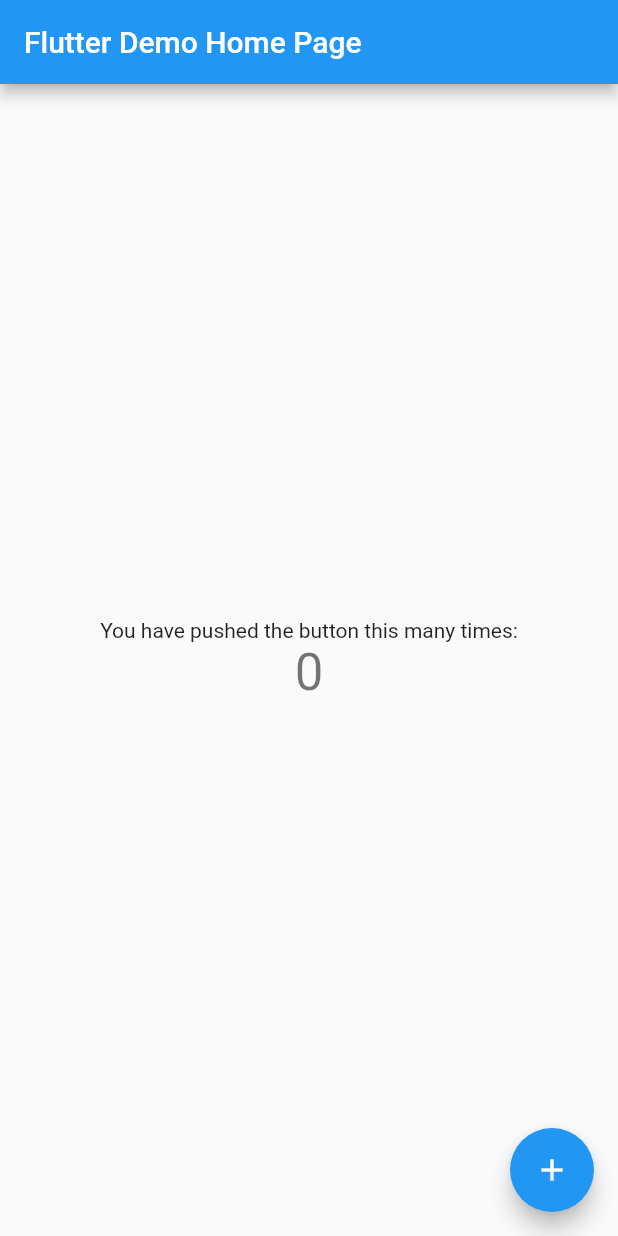
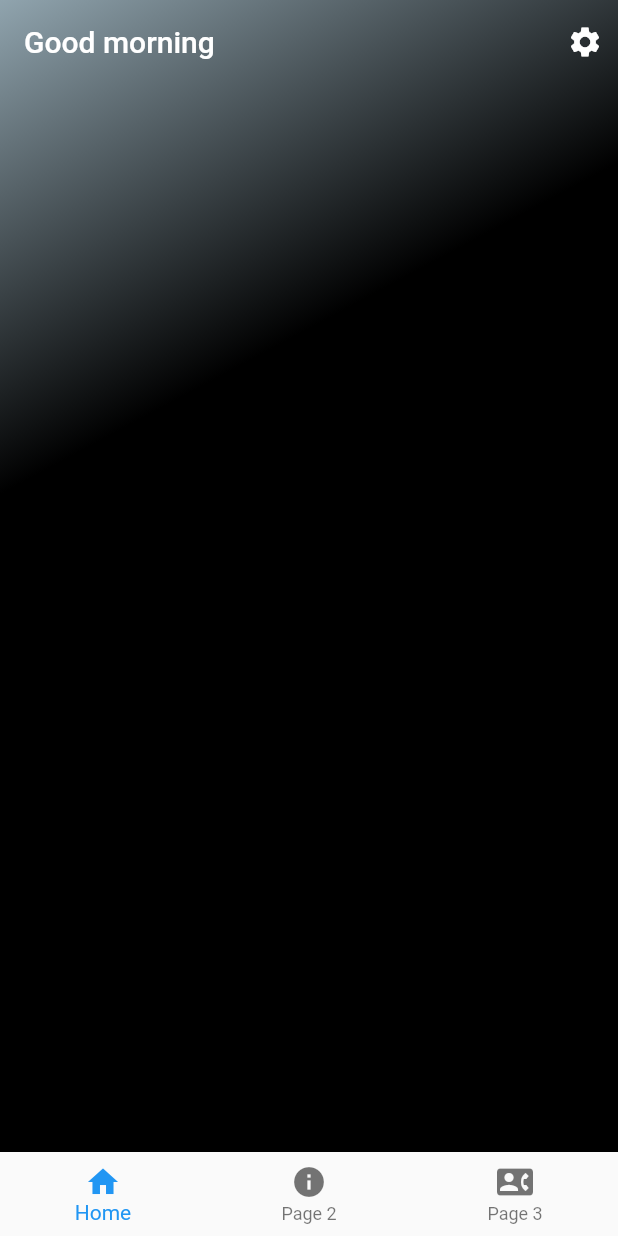
Before and after one commit to SpotifyClonePF/Flutter_app, a Flutter app: the screen it shows after launch, on a phone screen of 412 x 824 dp. Run offline on Flutter 3.47's test engine with Material 2 defaults, Android fonts, the phone set to English and light mode, and no system bars.

Commit message:
Añadido main y home

```diff
--- a/lib/main.dart
+++ b/lib/main.dart
@@ -1,4 +1,5 @@
 import 'package:flutter/material.dart';
+import 'screens/main_app.dart';
 
 void main() {
   runApp(const MyApp());
@@ -10,106 +11,9 @@
   // This widget is the root of your application.
   @override
   Widget build(BuildContext context) {
-    return MaterialApp(
-      title: 'Flutter Ruben',
-      theme: ThemeData(
-        // This is the theme of your application.
-        //
-        // Try running your application with "flutter run". You'll see the
-        // application has a blue toolbar. Then, without quitting the app, try
-        // changing the primarySwatch below to Colors.green and then invoke
-        // "hot reload" (press "r" in the console where you ran "flutter run",
-        // or simply save your changes to "hot reload" in a Flutter IDE).
-        // Notice that the counter didn't reset back to zero; the application
-        // is not restarted.
-        primarySwatch: Colors.blue,
-      ),
-      home: const MyHomePage(title: 'Flutter Demo Home Page'),
+    return const MaterialApp(
+      debugShowCheckedModeBanner: false,
+      home: MainApp(),
     );
   }
 }
-
-class MyHomePage extends StatefulWidget {
-  const MyHomePage({super.key, required this.title});
-
-  // This widget is the home page of your application. It is stateful, meaning
-  // that it has a State object (defined below) that contains fields that affect
-  // how it looks.
-
-  // This class is the configuration for the state. It holds the values (in this
-  // case the title) provided by the parent (in this case the App widget) and
-  // used by the build method of the State. Fields in a Widget subclass are
-  // always marked "final".
-
-  final String title;
-
-  @override
-  State<MyHomePage> createState() => _MyHomePageState();
-}
-
-class _MyHomePageState extends State<MyHomePage> {
-  int _counter = 0;
-
-  void _incrementCounter() {
-    setState(() {
-      // This call to setState tells the Flutter framework that something has
-      // changed in this State, which causes it to rerun the build method below
-      // so that the display can reflect the updated values. If we changed
-      // _counter without calling setState(), then the build method would not be
-      // called again, and so nothing would appear to happen.
-      _counter++;
-    });
-  }
-
-  @override
-  Widget build(BuildContext context) {
-    // This method is rerun every time setState is called, for instance as done
-    // by the _incrementCounter method above.
-    //
-    // The Flutter framework has been optimized to make rerunning build methods
-    // fast, so that you can just rebuild anything that needs updating rather
-    // than having to individually change instances of widgets.
-    return Scaffold(
-      appBar: AppBar(
-        // Here we take the value from the MyHomePage object that was created by
-        // the App.build method, and use it to set our appbar title.
-        title: Text(widget.title),
-      ),
-      body: Center(
-        // Center is a layout widget. It takes a single child and positions it
-        // in the middle of the parent.
-        child: Column(
-          // Column is also a layout widget. It takes a list of children and
-          // arranges them vertically. By default, it sizes itself to fit its
-          // children horizontally, and tries to be as tall as its parent.
-          //
-          // Invoke "debug painting" (press "p" in the console, choose the
-          // "Toggle Debug Paint" action from the Flutter Inspector in Android
-          // Studio, or the "Toggle Debug Paint" command in Visual Studio Code)
-          // to see the wireframe for each widget.
-          //
-          // Column has various properties to control how it sizes itself and
-          // how it positions its children. Here we use mainAxisAlignment to
-          // center the children vertically; the main axis here is the vertical
-          // axis because Columns are vertical (the cross axis would be
-          // horizontal).
-          mainAxisAlignment: MainAxisAlignment.center,
-          children: <Widget>[
-            const Text(
-              'You have pushed the button this many times:',
-            ),
-            Text(
-              '$_counter',
-              style: Theme.of(context).textTheme.headlineMedium,
-            ),
-          ],
-        ),
-      ),
-      floatingActionButton: FloatingActionButton(
-        onPressed: _incrementCounter,
-        tooltip: 'Increment',
-        child: const Icon(Icons.add),
-      ), // This trailing comma makes auto-formatting nicer for build methods.
-    );
-  }
-}
--- /dev/null
+++ b/lib/screens/home.dart
@@ -0,0 +1,43 @@
+import 'package:flutter/material.dart';
+
+class Home extends StatelessWidget {
+  const Home({Key? key}) : super(key: key);
+
+  Widget createAppBar(String message){
+    return AppBar(
+      backgroundColor: Colors.transparent,
+      elevation: 0.0,
+      title: Text(message),
+      actions: const [
+        Padding(
+          padding: EdgeInsets.only(right: 10),
+          child: Icon(Icons.settings),
+        )],
+    );
+  }
+
+  @override
+  Widget build(BuildContext context) {
+    return SafeArea(
+        child: Container(
+          decoration: BoxDecoration(
+            gradient: LinearGradient(
+              colors: [
+                Colors.blueGrey.shade300,
+                Colors.black,
+                Colors.black,
+                Colors.black,
+              ],
+              begin: Alignment.topLeft,
+              end: Alignment.bottomRight,
+            ),
+          ),
+          child: Column(
+            children: [
+              createAppBar('Good morning')
+            ],
+          ),
+        )
+    );
+  }
+}
--- /dev/null
+++ b/lib/screens/main_app.dart
@@ -0,0 +1,63 @@
+import 'package:flutter/material.dart';
+import 'home.dart';
+import 'page2.dart';
+import 'page3.dart';
+
+void main() {
+  runApp(const MainApp());
+}
+
+class MainApp extends StatefulWidget {
+  const MainApp({super.key});
+
+  @override
+  _MyAppState createState() => _MyAppState();
+}
+
+class _MyAppState extends State<MainApp> {
+
+  int _currentIndex = 0;
+
+  // List of pages to be displayed
+  final List<Widget> _screens = [
+    const Home(),
+    const Page2(),
+    const Page3(),
+  ];
+
+  @override
+  Widget build(BuildContext context) {
+    return MaterialApp(
+      title: 'Bottom Navigation Bar Demo',
+      theme: ThemeData(
+        primarySwatch: Colors.blue,
+        visualDensity: VisualDensity.adaptivePlatformDensity,
+      ),
+      home: Scaffold(
+        body: _screens[_currentIndex],
+        bottomNavigationBar: BottomNavigationBar(
+          currentIndex: _currentIndex,
+          onTap: (int index) {
+            setState(() {
+              _currentIndex = index;
+            });
+          },
+          items: const [
+            BottomNavigationBarItem(
+              icon: Icon(Icons.home),
+              label: 'Home',
+            ),
+            BottomNavigationBarItem(
+              icon: Icon(Icons.info),
+              label: 'Page 2',
+            ),
+            BottomNavigationBarItem(
+              icon: Icon(Icons.contact_phone),
+              label: 'Page 3',
+            ),
+          ],
+        ),
+      ),
+    );
+  }
+}
--- /dev/null
+++ b/lib/screens/page2.dart
@@ -0,0 +1,14 @@
+import 'package:flutter/material.dart';
+
+class Page2 extends StatelessWidget {
+  const Page2({Key? key}) : super(key: key);
+
+  @override
+  Widget build(BuildContext context) {
+    return const Scaffold(
+      body: Center(
+        child: Text('Page 2', style: TextStyle(fontSize: 50)),
+      ),
+    );
+  }
+}
--- /dev/null
+++ b/lib/screens/page3.dart
@@ -0,0 +1,14 @@
+import 'package:flutter/material.dart';
+
+class Page3 extends StatelessWidget {
+  const Page3({Key? key}) : super(key: key);
+
+  @override
+  Widget build(BuildContext context) {
+    return const Scaffold(
+      body: Center(
+        child: Text('Page 3', style: TextStyle(fontSize: 50)),
+      ),
+    );
+  }
+}
--- a/pubspec.yaml
+++ b/pubspec.yaml
@@ -32,9 +32,11 @@
     sdk: flutter
 
 
+
   # The following adds the Cupertino Icons font to your application.
   # Use with the CupertinoIcons class for iOS style icons.
   cupertino_icons: ^1.0.2
+  audioplayers: ^0.20.1
 
 dev_dependencies:
   flutter_test:
```
Also changed, not shown: pubspec.lock, 1 other file.
